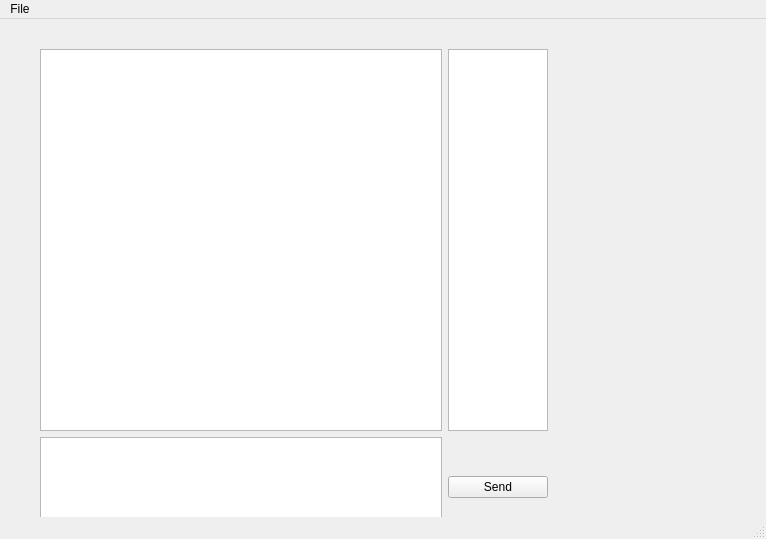
alextyurin/udp_chat, file udp_chat_client/mainwindow.ui: the form before one commit.
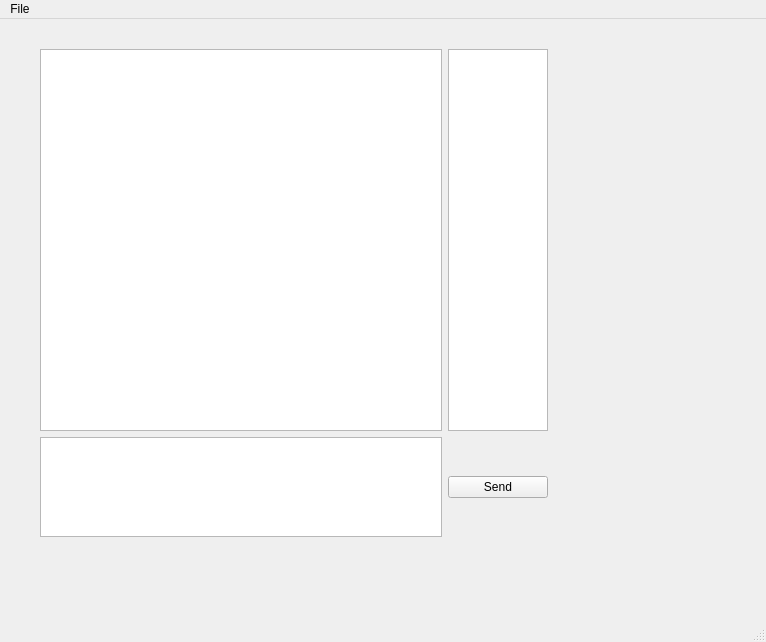
The form after the commit.

What changed in the file:
```diff
--- a/udp_chat_client/mainwindow.ui
+++ b/udp_chat_client/mainwindow.ui
@@ -7,7 +7,7 @@
     <x>0</x>
     <y>0</y>
     <width>766</width>
-    <height>539</height>
+    <height>642</height>
    </rect>
   </property>
   <property name="windowTitle">
```
